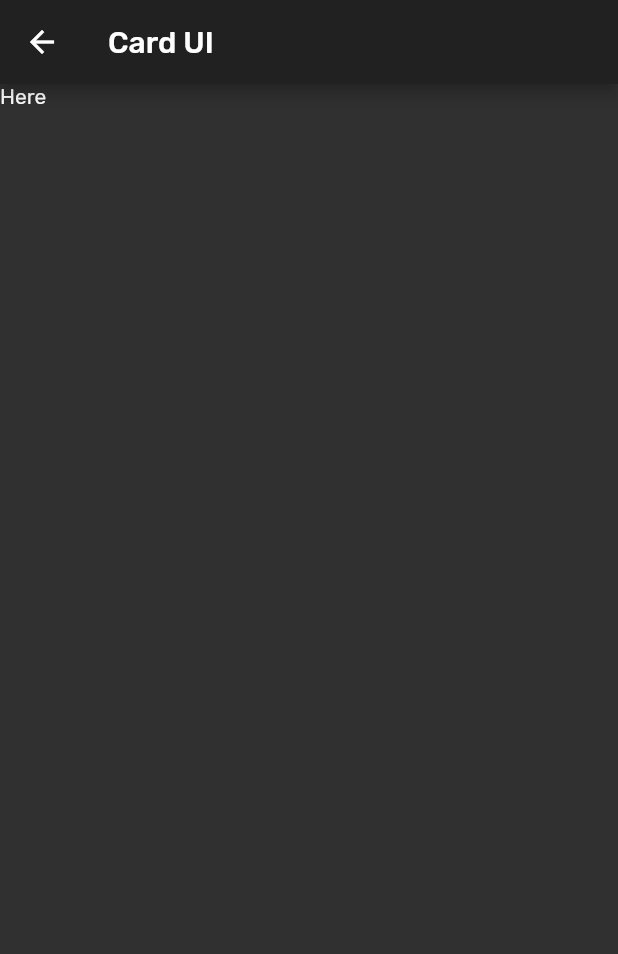
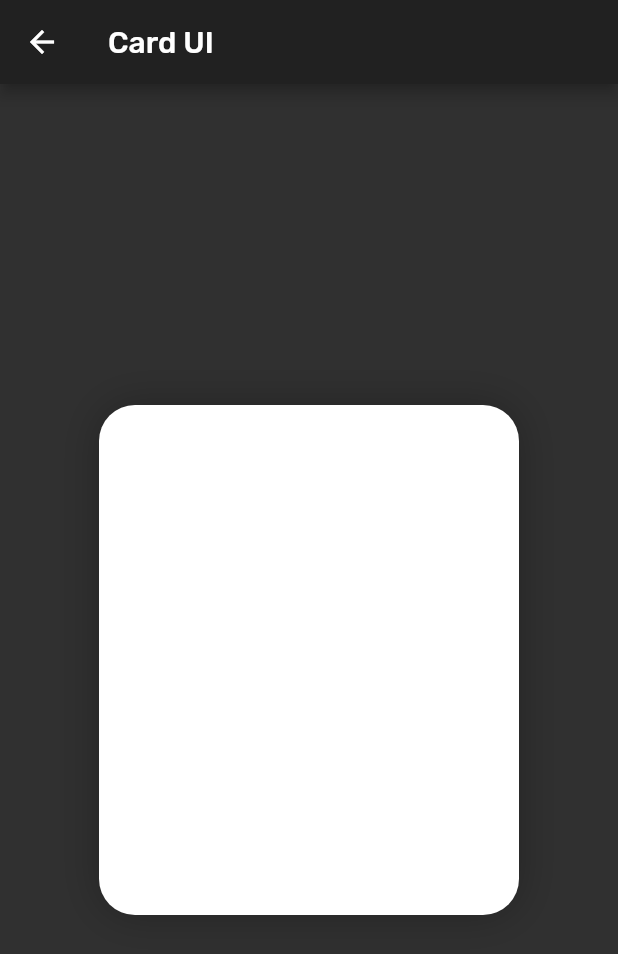
Before and after one commit to 72/Learning-Flutter, a Flutter app: the CardUIPage screen opened directly, on a phone screen of 412 x 824 dp. Shown: the top 954 px of the screen. Run offline on Flutter 3.47's test engine with Material 2 defaults, Android fonts, the phone set to English and light mode, and no system bars.

Commit message:
Adding Card UI Demo

```diff
--- a/test_ui/lib/card_ui_page.dart
+++ b/test_ui/lib/card_ui_page.dart
@@ -7,7 +7,26 @@ class CardUIPage extends StatelessWidget {
       appBar: AppBar(
         title: Text('Card UI'),
       ),
-      body: Text('Here'),
+      body: Center(child: CustomCard()),
     );
   }
 }
+
+
+class CustomCard extends StatelessWidget {
+  @override
+  Widget build(BuildContext context) {
+    return Container(
+      padding: EdgeInsets.all(20.0),
+      decoration: BoxDecoration(
+        color: Colors.white,
+        boxShadow: [BoxShadow (color: Colors.black26, blurRadius: 24.0)],
+        borderRadius: BorderRadius.all(Radius.circular(24.0)),
+        ),
+      child: SizedBox(
+        height: 300,
+        width: 240,
+      ),
+    );
+  }
+}
```
